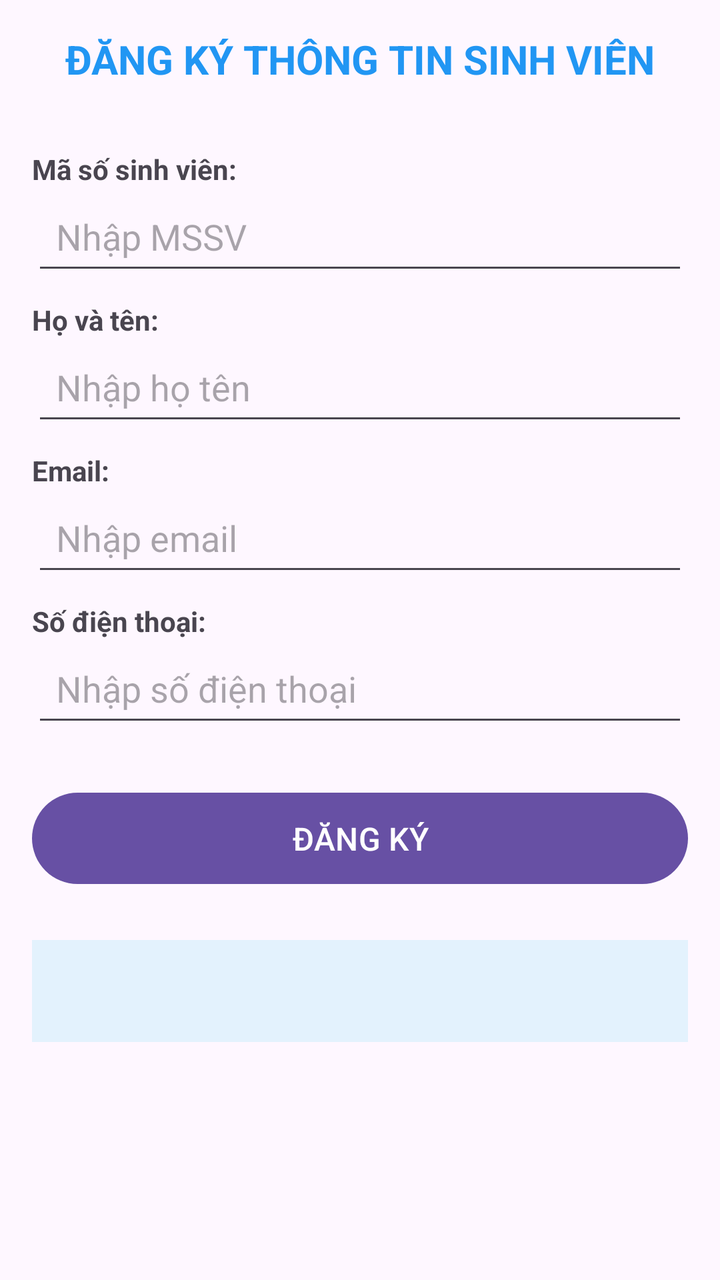
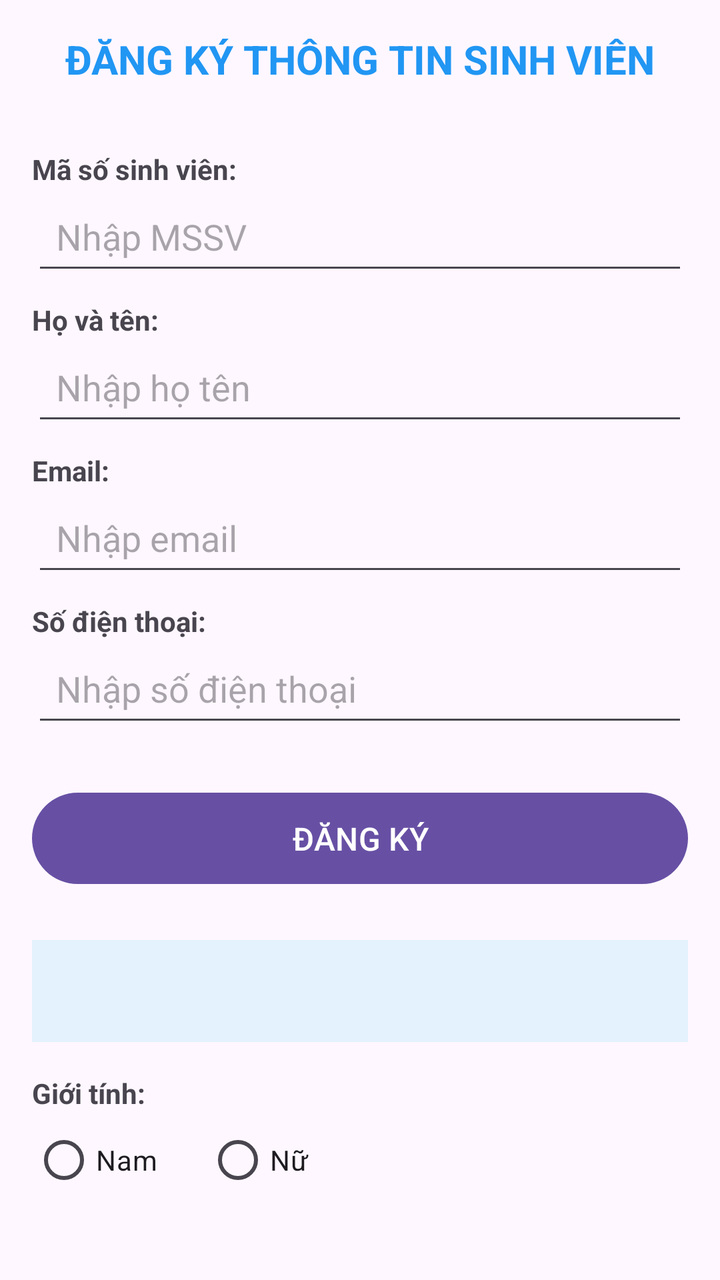

An Android layout rendered at two revisions. The XML below is the earlier revision; the diff shows what the commit changed to produce the second picture.
<!-- AndroidManifest.xml: application theme Theme.Baitap -->
<!-- res/layout/activity_main.xml -->
<?xml version="1.0" encoding="utf-8"?>
<ScrollView xmlns:android="http://schemas.android.com/apk/res/android"
    android:layout_width="match_parent"
    android:layout_height="match_parent"
    android:padding="16dp">

    <LinearLayout
        android:layout_width="match_parent"
        android:layout_height="wrap_content"
        android:orientation="vertical">

        <TextView
            android:layout_width="match_parent"
            android:layout_height="wrap_content"
            android:text="ĐĂNG KÝ THÔNG TIN SINH VIÊN"
            android:textSize="20sp"
            android:textStyle="bold"
            android:gravity="center"
            android:layout_marginBottom="24dp"
            android:textColor="#2196F3"/>

        <TextView
            android:layout_width="match_parent"
            android:layout_height="wrap_content"
            android:text="Mã số sinh viên:"
            android:textStyle="bold"
            android:layout_marginTop="8dp"/>

        <EditText
            android:id="@+id/edtMSSV"
            android:layout_width="match_parent"
            android:layout_height="wrap_content"
            android:hint="Nhập MSSV"
            android:inputType="number"
            android:padding="12dp"/>

        <TextView
            android:layout_width="match_parent"
            android:layout_height="wrap_content"
            android:text="Họ và tên:"
            android:textStyle="bold"
            android:layout_marginTop="8dp"/>

        <EditText
            android:id="@+id/edtHoTen"
            android:layout_width="match_parent"
            android:layout_height="wrap_content"
            android:hint="Nhập họ tên"
            android:inputType="textPersonName"
            android:padding="12dp"/>

        
        <TextView
            android:layout_width="match_parent"
            android:layout_height="wrap_content"
            android:text="Email:"
            android:textStyle="bold"
            android:layout_marginTop="8dp"/>

        <EditText
            android:id="@+id/edtEmail"
            android:layout_width="match_parent"
            android:layout_height="wrap_content"
            android:hint="Nhập email"
            android:inputType="textEmailAddress"
            android:padding="12dp"/>

        
        <TextView
            android:layout_width="match_parent"
            android:layout_height="wrap_content"
            android:text="Số điện thoại:"
            android:textStyle="bold"
            android:layout_marginTop="8dp"/>

        <EditText
            android:id="@+id/edtPhone"
            android:layout_width="match_parent"
            android:layout_height="wrap_content"
            android:hint="Nhập số điện thoại"
            android:inputType="phone"
            android:padding="12dp"/>

        <Button
            android:id="@+id/btnRegister"
            android:layout_width="match_parent"
            android:layout_height="wrap_content"
            android:text="ĐĂNG KÝ"
            android:layout_marginTop="24dp"
            android:padding="12dp"
            android:textSize="16sp"/>

        <TextView
            android:id="@+id/tvInfo"
            android:layout_width="match_parent"
            android:layout_height="wrap_content"
            android:layout_marginTop="24dp"
            android:padding="16dp"
            android:background="#E3F2FD"
            android:textColor="#000000"
            android:textSize="14sp"/>

    </LinearLayout>
</ScrollView>
<!-- resources referenced by this layout -->
<resources>
  <style name="Theme.Baitap" parent="Base.Theme.Baitap" />
  <style name="Base.Theme.Baitap" parent="Theme.Material3.DayNight.NoActionBar">
          
          
      </style>
</resources>

<!-- the commit's change to res/layout/activity_main.xml (unified diff, before → after) -->
@@ -99,6 +99,34 @@
             android:background="#E3F2FD"
             android:textColor="#000000"
             android:textSize="14sp"/>
+        
+        <TextView
+            android:layout_width="match_parent"
+            android:layout_height="wrap_content"
+            android:text="Giới tính:"
+            android:textStyle="bold"
+            android:layout_marginTop="16dp"/>
+
+        <RadioGroup
+            android:id="@+id/radioGroup"
+            android:layout_width="match_parent"
+            android:layout_height="wrap_content"
+            android:orientation="horizontal">
+
+            <RadioButton
+                android:id="@+id/radioMale"
+                android:layout_width="wrap_content"
+                android:layout_height="wrap_content"
+                android:text="Nam"
+                android:layout_marginEnd="24dp"/>
+
+            <RadioButton
+                android:id="@+id/radioFemale"
+                android:layout_width="wrap_content"
+                android:layout_height="wrap_content"
+                android:text="Nữ"/>
+        </RadioGroup>
+
 
     </LinearLayout>
 </ScrollView>
